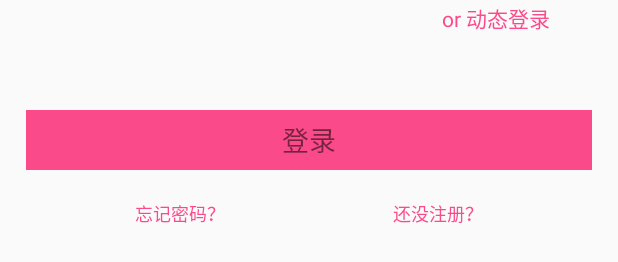
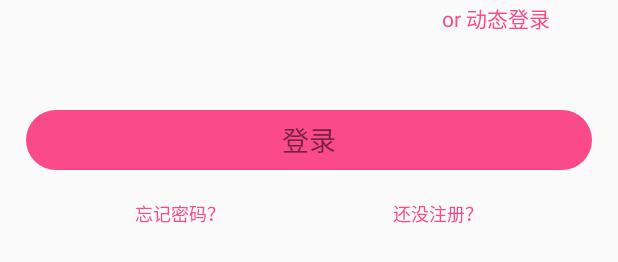
Before and after one commit to tj1334311578/xiangou, an Android app: the layout mine_logging.xml on its own in the app's theme, with its tools: preview values and no code run, on a phone screen of 412 x 824 dp. Shown: the part 454-716 px from the top of the screen. Run offline under Robolectric (Android 15) with nearby library versions, the phone set to English and light mode, and no system bars.

Commit message:
登录圆角

```diff
--- /dev/null
+++ b/app/src/main/res/drawable/round20dp.xml
@@ -0,0 +1,6 @@
+<?xml version="1.0" encoding="utf-8"?>
+<shape xmlns:android="http://schemas.android.com/apk/res/android" android:shape="rectangle">
+    <corners android:radius="20dp"/>
+    <solid android:color="@color/textcolor_advs_topic_title"/>
+
+</shape>
--- a/app/src/main/res/layout/login_register.xml
+++ b/app/src/main/res/layout/login_register.xml
@@ -104,7 +104,7 @@
         android:layout_alignStart="@id/register_numberll"
         android:layout_below="@id/register_msg"
         android:layout_marginTop="50dp"
-        android:background="@color/textcolor_advs_topic_title"
+        android:background="@drawable/round20dp"
         android:gravity="center"
         android:text="完成"
         android:textSize="18sp"/>
--- a/app/src/main/res/layout/mine_logging.xml
+++ b/app/src/main/res/layout/mine_logging.xml
@@ -122,7 +122,7 @@
         android:layout_alignStart="@id/logging_passwordll"
         android:layout_below="@id/Dynamic_login"
         android:layout_alignEnd="@id/logging_passwordll"
-        android:background="@color/textcolor_advs_topic_title"
+        android:background="@drawable/round20dp"
         android:id="@+id/logging_login"
         android:layout_height="40dp" />
     <TextView
```
